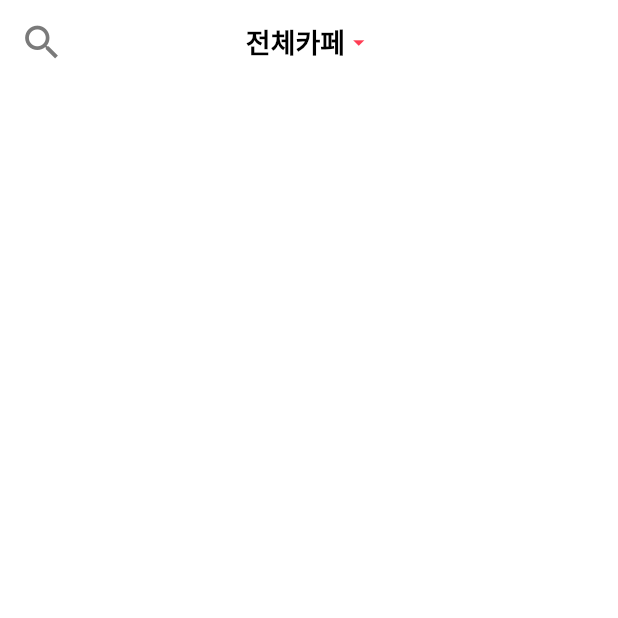
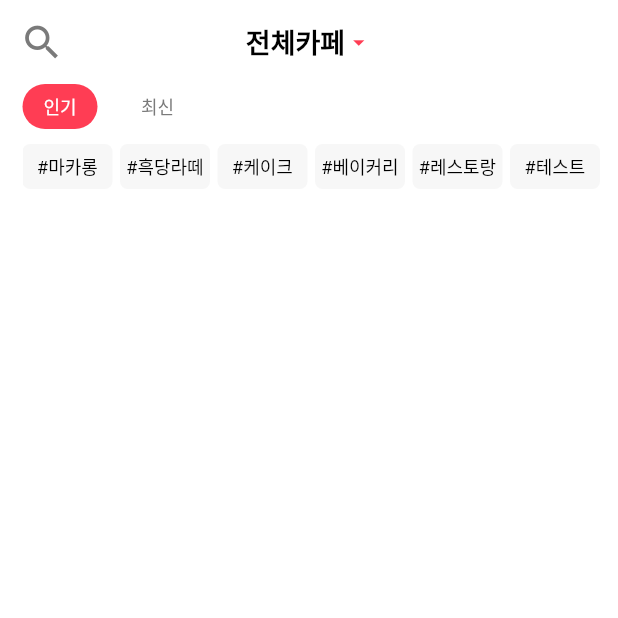
Before and after one commit to wjddnr62/cafelog, a Flutter app: the Home screen opened by its route, on a phone screen of 412 x 824 dp, the top half of it. Run offline on Flutter 3.47's test engine with Material 2 defaults, Android fonts, the phone set to English and light mode, and no system bars; our stand-ins replace flushbar, webview_flutter.

Commit message:
0918 wjl

```diff
--- a/lib/Screens/Home/home.dart
+++ b/lib/Screens/Home/home.dart
@@ -8,13 +8,35 @@ class Home extends StatefulWidget {
 }
 
 class _Home extends State<Home> {
-
   bool filterButton = false;
 
-  BoxDecoration selectFilterDeco = BoxDecoration(color: mainColor, borderRadius: BorderRadius.circular(16));
+  BoxDecoration selectFilterDeco =
+      BoxDecoration(color: mainColor, borderRadius: BorderRadius.circular(16));
+  TextStyle selectFilterStyle = TextStyle(color: White, fontSize: 12);
+  TextStyle nonSelectFilterStyle =
+      TextStyle(color: Color.fromARGB(255, 122, 122, 122), fontSize: 12);
 
-  homeAppBar() =>
-      AppBar(
+  List<String> tagListItem = [
+    "#마카롱",
+    "#흑당라떼",
+    "#케이크",
+    "#베이커리",
+    "#레스토랑",
+    "#테스트",
+    "#테스트2",
+    "#테스트3",
+    "#테스트4",
+    "#테스트5",
+    "#테스트6",
+    "#테스트7"
+  ];
+
+  BoxDecoration tagDecoration = BoxDecoration(
+    borderRadius: BorderRadius.circular(5),
+    color: Color.fromARGB(255, 247, 247, 247)
+  );
+
+  homeAppBar() => AppBar(
         elevation: 0.0,
         centerTitle: true,
         backgroundColor: White,
@@ -25,21 +47,57 @@ class _Home extends State<Home> {
           child: Row(
             mainAxisAlignment: MainAxisAlignment.center,
             children: <Widget>[
-              Text("전체카페", style: TextStyle(fontSize: 18, fontWeight: FontWeight.bold, color: Black),),
-              Icon(Icons.arrow_drop_down, color: mainColor, size: 18,)
+              Text(
+                "전체카페",
+                style: TextStyle(
+                    fontSize: 18, fontWeight: FontWeight.bold, color: Black),
+              ),
+              Icon(
+                Icons.arrow_drop_down,
+                color: mainColor,
+                size: 18,
+              )
             ],
           ),
-        ), // bloc 에 카페명 저장하여 관리
+        ),
+        // bloc 에 카페명 저장하여 관리
         leading: IconButton(
           onPressed: () {
             print("검색");
           },
-          icon: Icon(Icons.search, color: Color.fromARGB(255, 122, 122, 122), size: 30,),
+          icon: Icon(
+            Icons.search,
+            color: Color.fromARGB(255, 122, 122, 122),
+            size: 30,
+          ),
         ),
-        actions: <Widget>[
-          whiteSpaceW(MediaQuery.of(context).size.width / 5)
-        ],
+        actions: <Widget>[whiteSpaceW(MediaQuery.of(context).size.width / 5)],
       );
+
+  tagList() => ListView.builder(
+        itemCount: tagListItem.length,
+        itemBuilder: (context, position) {
+          return Padding(
+            padding: EdgeInsets.only(right: 5),
+            child: GestureDetector(
+              onTap: (){
+                print("태그 클릭 : " + tagListItem[position]);
+              },
+              child: Container(
+                width: 60,
+                height: 30,
+                decoration: tagDecoration,
+                child: Center(
+                  child: Text(tagListItem[position], style: TextStyle(fontSize: 12, color: Black),),
+                ),
+              ),
+            ),
+          );
+        },
+        scrollDirection: Axis.horizontal,
+      );
+
+
 
   @override
   Widget build(BuildContext context) {
@@ -51,10 +109,86 @@ class _Home extends State<Home> {
       body: SingleChildScrollView(
         child: Column(
           children: <Widget>[
-            Row(
-              children: <Widget>[
-
-              ],
+            Padding(
+              padding: EdgeInsets.only(left: 15),
+              child: Row(
+                children: <Widget>[
+                  GestureDetector(
+                    onTap: () {
+                      if (filterButton == true) {
+                        setState(() {
+                          filterButton = false;
+                        });
+                      }
+                    },
+                    child: filterButton == false
+                        ? Container(
+                            decoration: selectFilterDeco,
+                            width: 50,
+                            height: 30,
+                            child: Center(
+                              child: Text(
+                                "인기",
+                                style: selectFilterStyle,
+                              ),
+                            ),
+                          )
+                        : Container(
+                            width: 50,
+                            height: 30,
+                            color: White,
+                            child: Center(
+                              child: Text(
+                                "인기",
+                                style: nonSelectFilterStyle,
+                              ),
+                            ),
+                          ),
+                  ),
+                  Padding(
+                    padding: EdgeInsets.only(left: 15),
+                    child: GestureDetector(
+                      onTap: () {
+                        if (filterButton == false) {
+                          setState(() {
+                            filterButton = true;
+                          });
+                        }
+                      },
+                      child: filterButton == true
+                          ? Container(
+                              decoration: selectFilterDeco,
+                              width: 50,
+                              height: 30,
+                              child: Center(
+                                child: Text(
+                                  "최신",
+                                  style: selectFilterStyle,
+                                ),
+                              ),
+                            )
+                          : Container(
+                              width: 50,
+                              height: 30,
+                              color: White,
+                              child: Center(
+                                child: Text(
+                                  "최신",
+                                  style: nonSelectFilterStyle,
+                                ),
+                              ),
+                            ),
+                    ),
+                  )
+                ],
+              ),
+            ),
+            Padding(
+              padding: EdgeInsets.only(left: 15, top: 10, right: 10),
+              child: Container(
+                height: 30,
+                child: tagList(),
+              ),
             )
           ],
         ),
--- a/lib/Screens/Login/instaLogin.dart
+++ b/lib/Screens/Login/instaLogin.dart
@@ -85,15 +85,17 @@ class _InstaLogin extends State<InstaLogin> {
             initialUrl: instaLoginUrl,
             javascriptMode: JavascriptMode.unrestricted,
             onWebViewCreated: (_webController) {
+              _webController.clearCache();
               _webViewController = _webController;
             },
             onPageFinished: (url) {
+
               if (firstLoad == false) {
                 loadCompleteUrl = url;
                 firstLoad = true;
               }
 
-              if (url.contains('laonstory')) {
+              if (url.contains('access_token')) {
                 List<String> access_token = url.split("=");
                 print(access_token[1]);
                 Navigator.of(context).pop();
```
